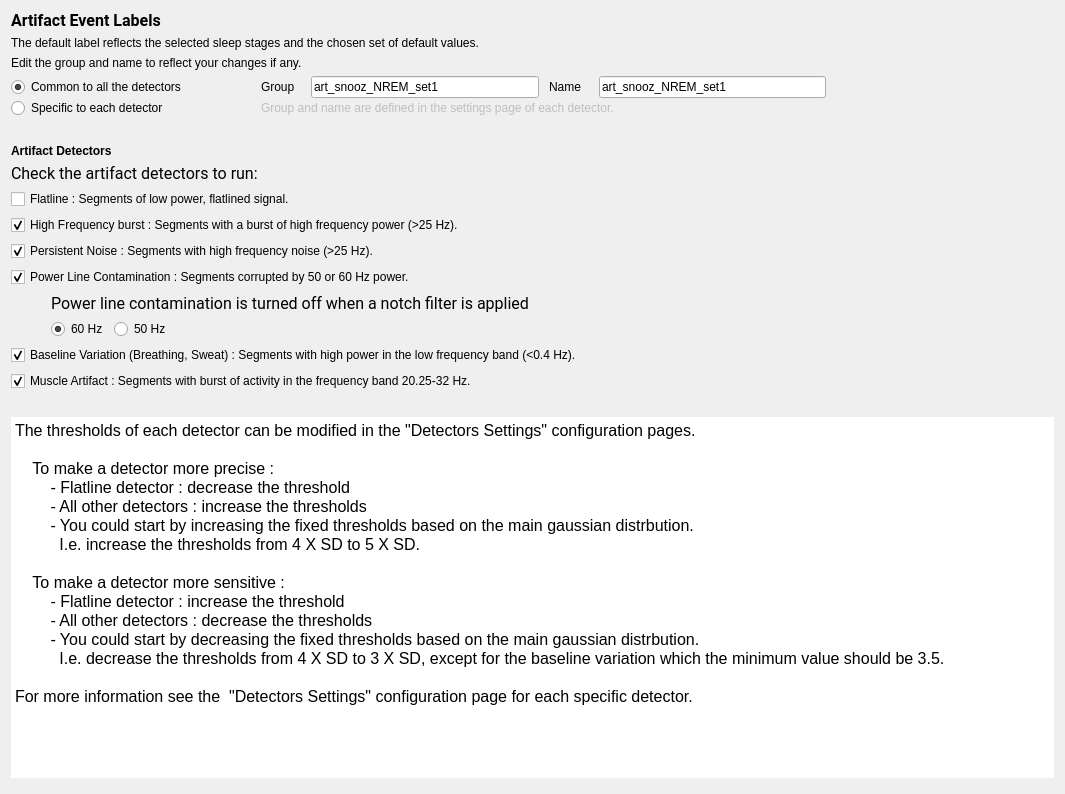
First picture: the form in tools/CEAMSTools/DetectArtifacts/DetectorsStep/Ui_DetectorsStep.ui, repository SnoozToolbox/snooz-package-ceams, before the edit.
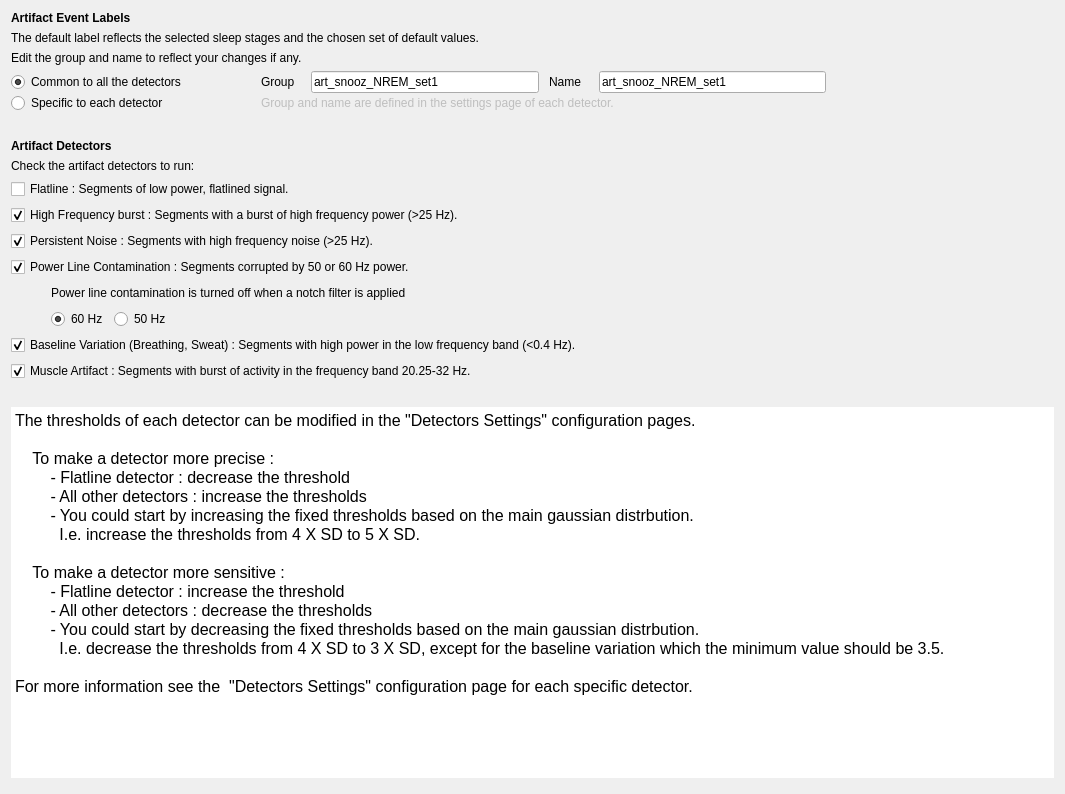
Second picture: the form after the edit.

Commit message: Font step 4: forms without fonts of their own, look kept

What changed in the file:
```diff
--- a/tools/CEAMSTools/DetectArtifacts/DetectorsStep/Ui_DetectorsStep.ui
+++ b/tools/CEAMSTools/DetectArtifacts/DetectorsStep/Ui_DetectorsStep.ui
@@ -13,16 +13,11 @@
   <property name="windowTitle">
    <string/>
   </property>
-  <property name="styleSheet">
-   <string notr="true">font: 12pt &quot;Roboto&quot;;</string>
-  </property>
   <layout class="QVBoxLayout" name="verticalLayout_5">
    <item>
     <widget class="QLabel" name="label_3">
      <property name="font">
       <font>
-       <family>Roboto</family>
-       <pointsize>12</pointsize>
        <italic>false</italic>
        <bold>false</bold>
       </font>
@@ -265,8 +260,6 @@
       <widget class="QLabel" name="label_2">
        <property name="font">
         <font>
-         <family>Roboto</family>
-         <pointsize>12</pointsize>
          <italic>false</italic>
          <bold>false</bold>
         </font>
@@ -340,8 +333,6 @@
           <widget class="QLabel" name="label">
            <property name="font">
             <font>
-             <family>Roboto</family>
-             <pointsize>12</pointsize>
              <italic>false</italic>
              <bold>false</bold>
             </font>
@@ -500,7 +491,7 @@
 hr { height: 1px; border-width: 0; }
 li.unchecked::marker { content: &quot;\2610&quot;; }
 li.checked::marker { content: &quot;\2612&quot;; }
-&lt;/style&gt;&lt;/head&gt;&lt;body style=&quot; font-family:'Roboto'; font-size:12pt; font-weight:400; font-style:normal;&quot;&gt;
+&lt;/style&gt;&lt;/head&gt;&lt;body style=&quot; font-size:12pt; font-weight:400; font-style:normal;&quot;&gt;
 &lt;p style=&quot; margin-top:0px; margin-bottom:0px; margin-left:0px; margin-right:0px; -qt-block-indent:0; text-indent:0px;&quot;&gt;The thresholds of each detector can be modified in the &amp;quot;Detectors Settings&amp;quot; configuration pages.&lt;/p&gt;
 &lt;p style=&quot;-qt-paragraph-type:empty; margin-top:0px; margin-bottom:0px; margin-left:0px; margin-right:0px; -qt-block-indent:0; text-indent:0px;&quot;&gt;&lt;br /&gt;&lt;/p&gt;
 &lt;p style=&quot; margin-top:0px; margin-bottom:0px; margin-left:0px; margin-right:0px; -qt-block-indent:0; text-indent:0px;&quot;&gt;    To make a detector more precise : &lt;/p&gt;
```
The commit also changes 427 other files.
